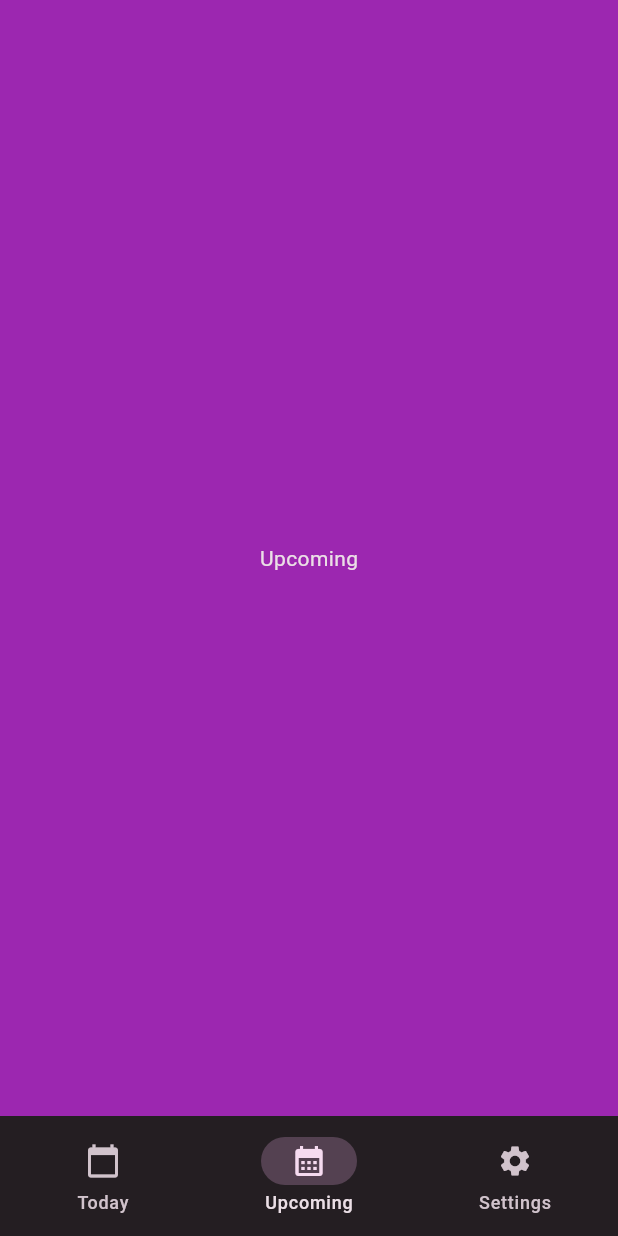
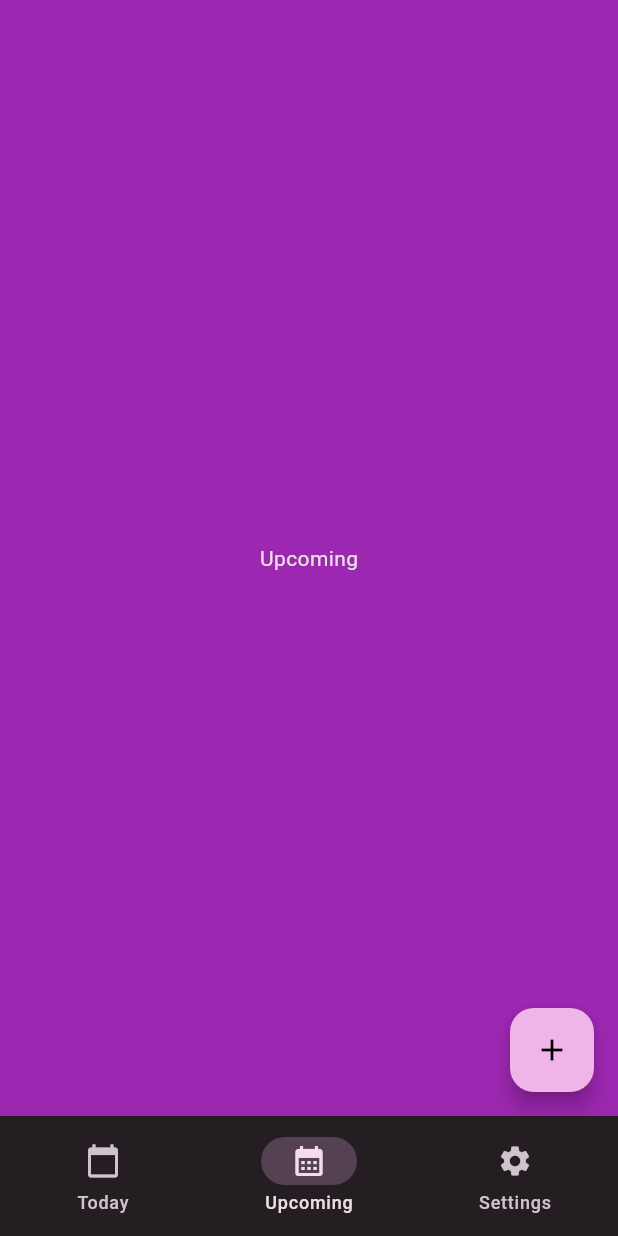
Before and after one commit to GevaX/todo_app, a Flutter app: the screen it shows after launch, item 2 of the bottom bar chosen, on a phone screen of 412 x 824 dp. Run offline on Flutter 3.47's test engine with Material 3 defaults, Android fonts, the phone set to English and light mode, and no system bars; our stand-ins replace get, google_fonts; Roboto replaces fonts that are missing (Heebo).

Commit message:
Changed the add task button to appear on all app screens

```diff
--- a/lib/screens/today.dart
+++ b/lib/screens/today.dart
@@ -18,12 +18,6 @@ class Today extends StatelessWidget {
           child: const Text('Today\'s Tasks'),
         ),
       ),
-      floatingActionButton: FloatingActionButton(
-        onPressed: () {},
-        backgroundColor: Theme.of(context).colorScheme.primary,
-        foregroundColor: Colors.black,
-        child: const Icon(Icons.add),
-      ),
     );
   }
 }
--- a/lib/utils/nav_bar.dart
+++ b/lib/utils/nav_bar.dart
@@ -1,6 +1,7 @@
 import 'package:flutter/material.dart';
 import 'package:get/get.dart';
 import 'package:todo_app/screens/today.dart';
+import 'package:todo_app/widgets/add_task_button.dart';
 
 class NavBar extends StatelessWidget {
   const NavBar({super.key});
@@ -23,6 +24,7 @@ class NavBar extends StatelessWidget {
           ],
         ),
       ),
+      floatingActionButton: const AddTaskButton(),
     );
   }
 }
--- /dev/null
+++ b/lib/widgets/add_task_button.dart
@@ -0,0 +1,17 @@
+import 'package:flutter/material.dart';
+
+class AddTaskButton extends StatelessWidget {
+  const AddTaskButton({super.key});
+
+  @override
+  Widget build(BuildContext context) {
+    return FloatingActionButton(
+      onPressed: () {
+        print('object');
+      },
+      backgroundColor: Theme.of(context).colorScheme.primary,
+      foregroundColor: Colors.black,
+      child: const Icon(Icons.add),
+    );
+  }
+}
```
